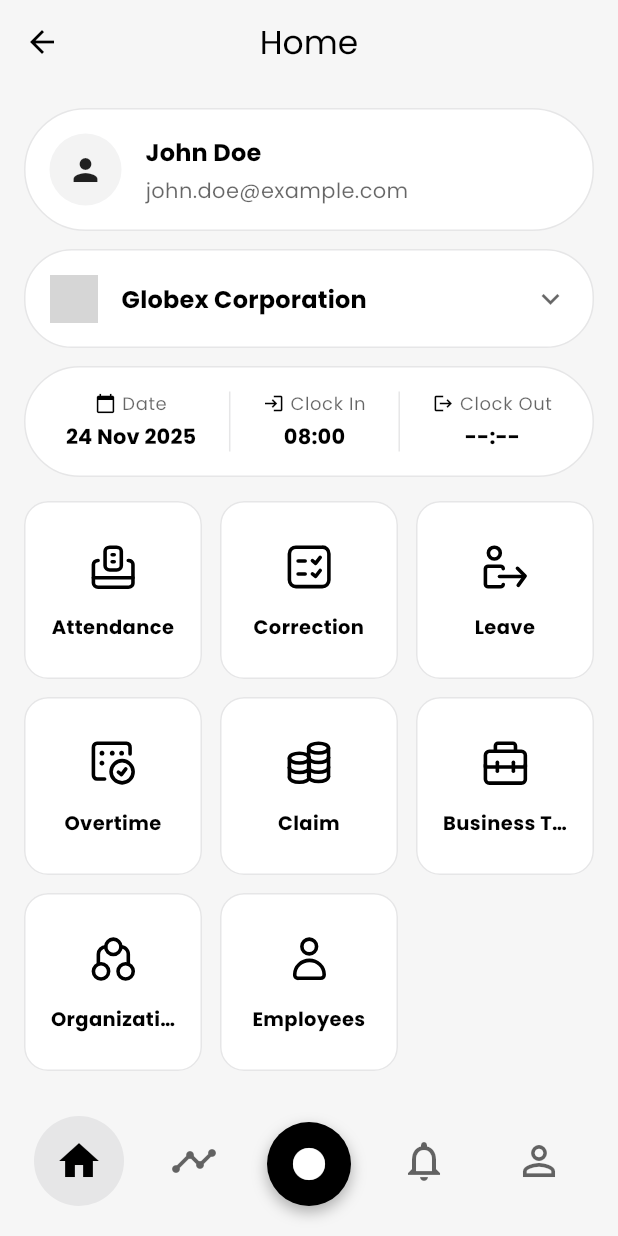
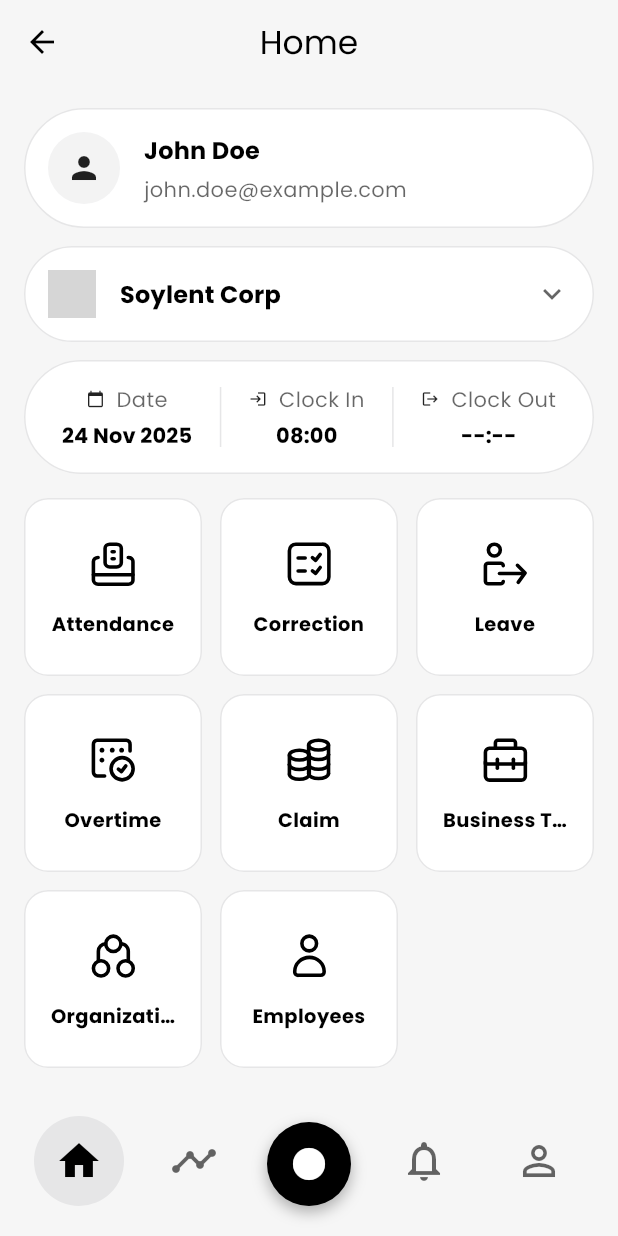
Before and after one commit to guizot/hris_app, a Flutter app: the HomePage screen opened by its route, on a phone screen of 412 x 824 dp. Run offline on Flutter 3.47's test engine with Material 3 defaults, Android fonts, the phone set to English and light mode, and no system bars; our stand-ins replace flutter_svg, get_it, hive, hive_flutter, image_picker, shared_preferences; accounts and stored records are empty; network calls fail; grey boxes are pictures that could not be loaded.

Commit message:
refactor: Use Material and InkWell for home tab interactive elements and refine text styles.

```diff
--- a/lib/presentation/pages/home_tab.dart
+++ b/lib/presentation/pages/home_tab.dart
@@ -10,8 +10,8 @@ class HomeTab extends StatefulWidget {
 
 class _HomeTabState extends State<HomeTab> {
   Map<String, String> _selectedCompany = {
-      "name": "Globex Corporation",
-      "logo": "https://ui-avatars.com/api/?name=Globex+Corporation&background=random"
+      "name": "Soylent Corp",
+      "logo": "https://ui-avatars.com/api/?name=Soylent+Corp&background=random"
     };
 
   final List<Map<String, String>> _companies = [
@@ -67,16 +67,20 @@ class _HomeTabState extends State<HomeTab> {
   }
 
   Widget _buildAttendanceInfo(BuildContext context) {
-    return Container(
-      padding: const EdgeInsets.all(16),
-      decoration: BoxDecoration(
+    return Material(
       color: Theme.of(context).hoverColor,
+      shape: RoundedRectangleBorder(
         borderRadius: BorderRadius.circular(48),
-        border: Border.all(
+        side: BorderSide(
           color: Theme.of(context).colorScheme.shadow,
           width: 1,
         ),
       ),
+      child: InkWell(
+        onTap: () {},
+        borderRadius: BorderRadius.circular(48),
+        child: Container(
+          padding: const EdgeInsets.all(16),
           child: Row(
             mainAxisAlignment: MainAxisAlignment.spaceAround,
             children: [
@@ -87,6 +91,8 @@ class _HomeTabState extends State<HomeTab> {
               _buildAttendanceItem(context, "Clock Out", "--:--", Icons.logout),
             ],
           ),
+        ),
+      ),
     );
   }
 
@@ -95,11 +101,11 @@ class _HomeTabState extends State<HomeTab> {
       children: [
         Row(
           children: [
-            Icon(icon, size: 14, color: Theme.of(context).colorScheme.primary),
-            const SizedBox(width: 4),
+            Icon(icon, size: 12),
+            const SizedBox(width: 8),
             Text(
               label,
-              style: Theme.of(context).textTheme.bodySmall?.copyWith(
+              style: Theme.of(context).textTheme.bodyMedium?.copyWith(
                     color: Theme.of(context).colorScheme.onSurface.withValues(alpha: 0.6),
                   ),
             ),
@@ -108,8 +114,6 @@ class _HomeTabState extends State<HomeTab> {
         const SizedBox(height: 4),
         Text(
           value,
-          maxLines: 1,
-          overflow: TextOverflow.ellipsis,
           style: Theme.of(context).textTheme.titleSmall?.copyWith(
                 fontWeight: FontWeight.bold,
               ),
@@ -119,16 +123,20 @@ class _HomeTabState extends State<HomeTab> {
   }
 
   Widget _buildUserInfo(BuildContext context) {
-    return Container(
-      padding: const EdgeInsets.all(16),
-      decoration: BoxDecoration(
+    return Material(
       color: Theme.of(context).hoverColor,
+      shape: RoundedRectangleBorder(
         borderRadius: BorderRadius.circular(48),
-        border: Border.all(
+        side: BorderSide(
           color: Theme.of(context).colorScheme.shadow,
           width: 1,
         ),
       ),
+      child: InkWell(
+        onTap: () {},
+        borderRadius: BorderRadius.circular(48),
+        child: Container(
+          padding: const EdgeInsets.all(16),
           child: Row(
             children: [
               Container(
@@ -162,23 +170,26 @@ class _HomeTabState extends State<HomeTab> {
               ),
             ],
           ),
+        ),
+      ),
     );
   }
 
   Widget _buildCompanySelector(BuildContext context) {
-    return InkWell(
-      onTap: () => _showCompanyBottomSheet(context),
-      borderRadius: BorderRadius.circular(16),
-      child: Container(
-      padding: const EdgeInsets.all(16),
-        decoration: BoxDecoration(
+    return Material(
       color: Theme.of(context).hoverColor,
+      shape: RoundedRectangleBorder(
         borderRadius: BorderRadius.circular(32),
-          border: Border.all(
+        side: BorderSide(
           color: Theme.of(context).colorScheme.shadow,
           width: 1,
         ),
       ),
+      child: InkWell(
+        onTap: () => _showCompanyBottomSheet(context),
+        borderRadius: BorderRadius.circular(32),
+        child: Container(
+          padding: const EdgeInsets.all(16),
           child: Row(
             children: [
               CircleAvatar(
@@ -200,6 +211,7 @@ class _HomeTabState extends State<HomeTab> {
                 color: Theme.of(context).colorScheme.onSurface.withValues(alpha: 0.6),
               ),
             ],
+          ),
         ),
       ),
     );
```
Lines whose indentation alone changed are shown as unchanged.
